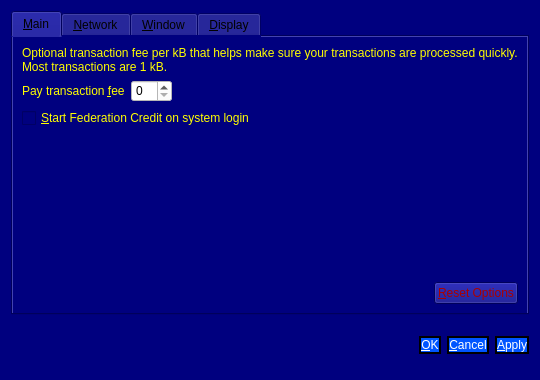
Old version of the form src/qt/forms/optionsdialog.ui in the repository scificryptocoin/Federation-Credits.
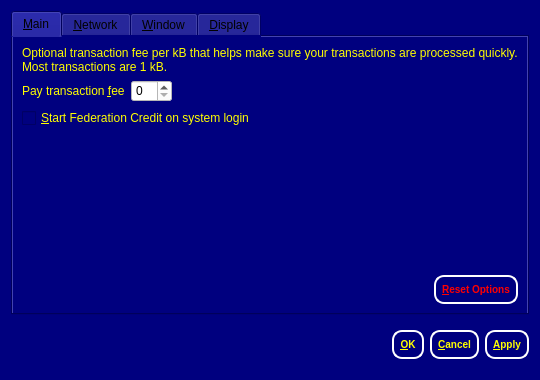
New version of the form. Custom widgets are drawn as their Qt base class.

Diff of the .ui file:
```diff
--- a/src/qt/forms/optionsdialog.ui
+++ b/src/qt/forms/optionsdialog.ui
@@ -140,7 +140,7 @@
             <string>Reset all client options to default.</string>
            </property>
            <property name="styleSheet">
-            <string notr="true">color: rgb(170, 0, 0);</string>
+            <string notr="true">QPushButton { background : #00007F ;border-radius:10px; border-color: white; color: red;  border-style: solid; border-width: 2px;font: bold 10px;min-width: 5em; padding: 6px;}</string>
            </property>
            <property name="text">
             <string>&amp;Reset Options</string>
@@ -503,11 +503,7 @@
      <item>
       <widget class="QPushButton" name="okButton">
        <property name="styleSheet">
-        <string notr="true">color: rgb(255, 255, 255);
-background-color: rgb(0, 85, 255);
-border-style:solid;
-border-width:2px;
-border-color:black;</string>
+        <string notr="true">QPushButton { background : #00007F ;border-radius:10px; border-color: white; color: yellow;  border-style: solid; border-width: 2px;font: bold 10px;min-width: 5em; padding: 6px;}</string>
        </property>
        <property name="text">
         <string>&amp;OK</string>
@@ -517,12 +513,7 @@
      <item>
       <widget class="QPushButton" name="cancelButton">
        <property name="styleSheet">
-        <string notr="true">background-color: rgb(255, 255, 255);
-color: rgb(0, 0, 0);color: rgb(255, 255, 255);
-background-color: rgb(0, 85, 255);
-border-style:solid;
-border-width:2px;
-border-color:black;</string>
+        <string notr="true">QPushButton { background : #00007F ;border-radius:10px; border-color: white; color: yellow;  border-style: solid; border-width: 2px;font: bold 10px;min-width: 5em; padding: 6px;}</string>
        </property>
        <property name="text">
         <string>&amp;Cancel</string>
@@ -535,11 +526,7 @@
      <item>
       <widget class="QPushButton" name="applyButton">
        <property name="styleSheet">
-        <string notr="true">color: rgb(255, 255, 255);
-background-color: rgb(0, 85, 255);
-border-style:solid;
-border-width:2px;
-border-color:black;</string>
+        <string notr="true">QPushButton { background : #00007F ;border-radius:10px; border-color: white; color: yellow;  border-style: solid; border-width: 2px;font: bold 10px;min-width: 5em; padding: 6px;}</string>
        </property>
        <property name="text">
         <string>&amp;Apply</string>
@@ -560,16 +547,16 @@
    <header>bitcoinamountfield.h</header>
    <container>1</container>
   </customwidget>
-  <customwidget>
-   <class>QValueComboBox</class>
-   <extends>QComboBox</extends>
-   <header>qvaluecombobox.h</header>
-  </customwidget>
   <customwidget>
    <class>QValidatedLineEdit</class>
    <extends>QLineEdit</extends>
    <header>qvalidatedlineedit.h</header>
   </customwidget>
+  <customwidget>
+   <class>QValueComboBox</class>
+   <extends>QComboBox</extends>
+   <header>qvaluecombobox.h</header>
+  </customwidget>
  </customwidgets>
  <resources/>
  <connections/>
```
